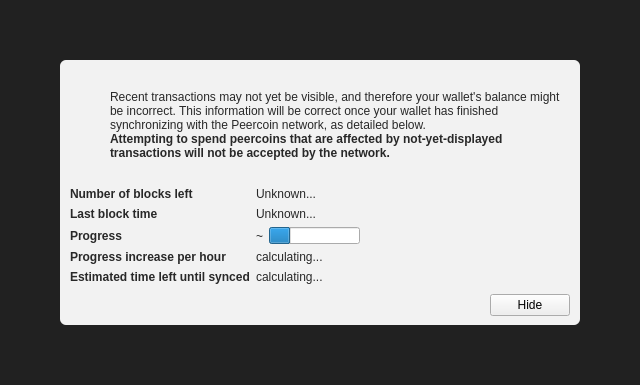
equalishcoin/equalishcoind, file src/qt/forms/modaloverlay.ui: the form before one commit.
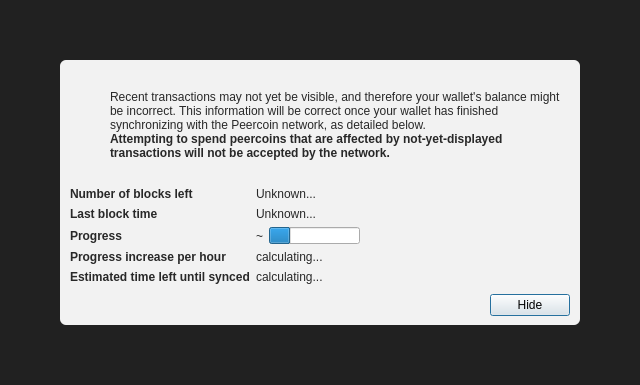
The form after the commit. Icons and pictures are not drawn. Custom widgets are drawn as their Qt base class.

Commit message: qt: Set modal overlay hide button as default

The edit to the form file:
```diff
--- a/src/qt/forms/modaloverlay.ui
+++ b/src/qt/forms/modaloverlay.ui
@@ -351,6 +351,12 @@
              <property name="text">
               <string>Hide</string>
              </property>
+             <property name="focusPolicy">
+              <enum>Qt::StrongFocus</enum>
+             </property>
+             <property name="default">
+              <bool>true</bool>
+             </property>
             </widget>
            </item>
           </layout>
```
